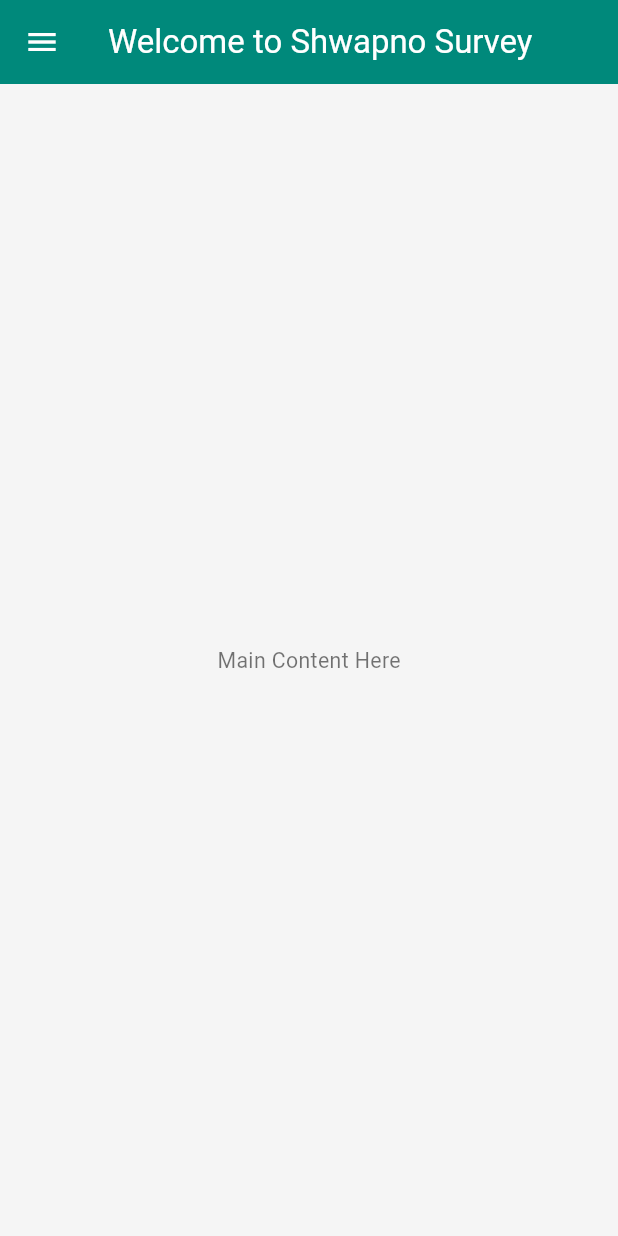
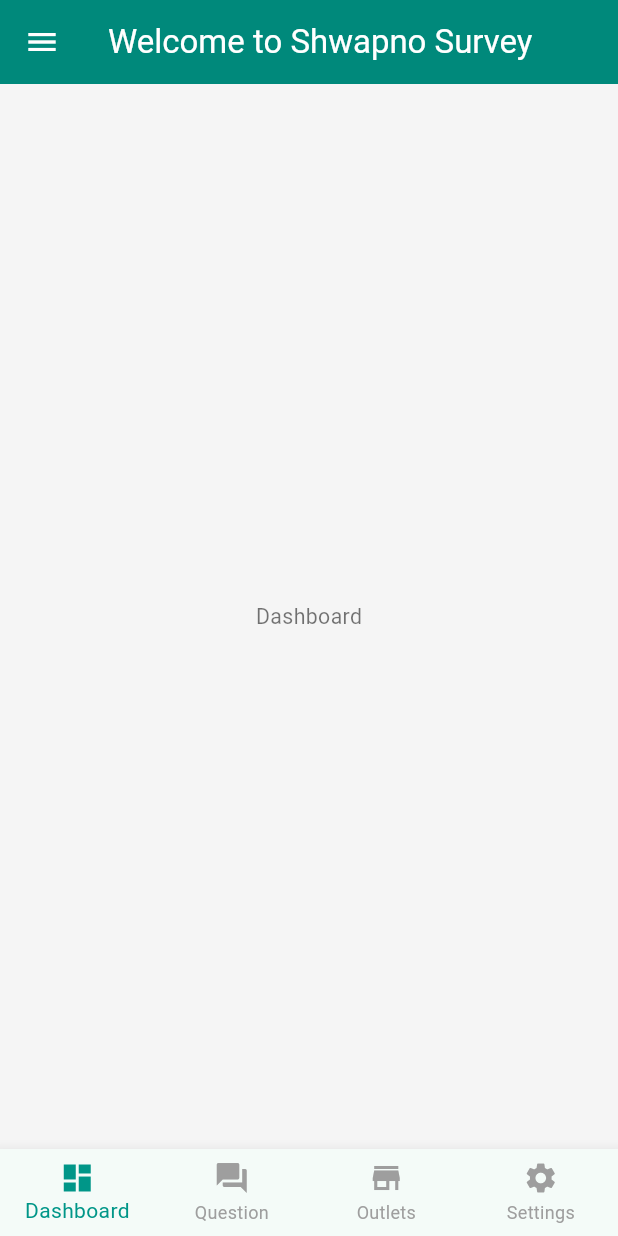
Before and after one commit to ShwapnoRetail/shwapno_survey, a Flutter app: the screen it shows after launch, on a phone screen of 412 x 824 dp. Run offline on Flutter 3.47's test engine with Material 3 defaults, Android fonts, the phone set to English and light mode, and no system bars; our stand-ins replace flutter_screenutil, flutter_svg, fluttertoast, pin_code_fields.

Commit message:
BottomNavigationDone

```diff
--- a/lib/Component/drawer.dart
+++ b/lib/Component/drawer.dart
@@ -1,7 +1,129 @@
+// import 'package:flutter/material.dart';
+
+// class DrawerWidget extends StatelessWidget {
+//   const DrawerWidget({super.key});
+
+//   @override
+//   Widget build(BuildContext context) {
+//     return Scaffold(
+//       drawer: Drawer(
+//         child: ListView(
+//           padding: EdgeInsets.zero,
+//           children: [
+//             DrawerHeader(
+//               decoration: BoxDecoration(
+//                 color:
+//                     Theme.of(context).primaryColor, // Optional background color
+//               ),
+//               child: Row(
+//                 children: [
+//                   CircleAvatar(
+//                     radius: 40,
+//                     backgroundImage: AssetImage('assets/images/shwapno.png'),
+//                   ),
+//                   const SizedBox(width: 16),
+//                   Column(
+//                     mainAxisAlignment: MainAxisAlignment.center,
+//                     crossAxisAlignment: CrossAxisAlignment.start,
+//                     children: [
+//                       Text(
+//                         "Abdul karim Baten",
+//                         style: TextStyle(
+//                           fontWeight: FontWeight.bold,
+//                           color: Colors.white,
+//                         ),
+//                       ),
+//                       // Text(
+//                       //   "ACI.data@net",
+//                       //   style: TextStyle(
+//                       //     fontSize: 12,
+//                       //     color: Colors.white,
+//                       //     overflow: TextOverflow.ellipsis,
+//                       //   ),
+//                       // ),
+//                       Text(
+//                         "01700700624",
+//                         style: TextStyle(fontSize: 13, color: Colors.white),
+//                       ),
+//                     ],
+//                   ),
+//                 ],
+//               ),
+//             ),
+//             ListTile(
+//               leading: Icon(Icons.dashboard, color: Colors.teal),
+//               title: Text(
+//                 'Dashboard',
+//                 style: TextStyle(fontWeight: FontWeight.w400),
+//               ),
+//             ),
+//             ListTile(
+//               leading: Icon(Icons.question_answer, color: Colors.teal),
+//               title: Text(
+//                 "Question",
+//                 style: TextStyle(fontWeight: FontWeight.w400),
+//               ),
+//             ),
+//             ListTile(
+//               leading: Icon(Icons.score, color: Colors.teal),
+//               title: Text(
+//                 "My Rank",
+//                 style: TextStyle(fontWeight: FontWeight.w400),
+//               ),
+//             ),
+//             ListTile(
+//               leading: Icon(Icons.shape_line, color: Colors.teal),
+//               title: Text(
+//                 "My Outlets",
+//                 style: TextStyle(fontWeight: FontWeight.w400),
+//               ),
+//             ),
+//             ListTile(
+//               leading: Icon(Icons.settings, color: Colors.teal),
+//               title: Text(
+//                 "Settings",
+//                 style: TextStyle(fontWeight: FontWeight.w400),
+//               ),
+//             ),
+//             SizedBox(height: 20),
+//             Divider(),
+//             ListTile(
+//               leading: Icon(Icons.logout, color: Colors.teal),
+//               title: Text(
+//                 "Logout",
+//                 style: TextStyle(fontWeight: FontWeight.w400),
+//               ),
+//             ),
+
+//             // Add more ListTiles as needed
+//           ],
+//         ),
+//       ),
+//       appBar: AppBar(title: const Text("Welcome to Shwapno Survey")),
+//       body: Center(child: Text('Main Content Here')),
+//     );
+//   }
+// }
+
 import 'package:flutter/material.dart';
 
-class DrawerWidget extends StatelessWidget {
+class DrawerWidget extends StatefulWidget {
   const DrawerWidget({super.key});
+
+  @override
+  State<DrawerWidget> createState() => _DrawerWidgetState();
+}
+
+class _DrawerWidgetState extends State<DrawerWidget> {
+  int _selectedIndex = 0;
+  final PageController _pageController = PageController();
+
+  void _onTapped(int index) {
+    setState(() {
+      _selectedIndex = index;
+    });
+    _pageController.jumpToPage(index);
+  }
 
   @override
   Widget build(BuildContext context) {
@@ -11,10 +133,7 @@ class DrawerWidget extends StatelessWidget {
           padding: EdgeInsets.zero,
           children: [
             DrawerHeader(
-              decoration: BoxDecoration(
-                color:
-                    Theme.of(context).primaryColor, // Optional background color
-              ),
+              decoration: BoxDecoration(color: Theme.of(context).primaryColor),
               child: Row(
                 children: [
                   CircleAvatar(
@@ -33,14 +152,6 @@ class DrawerWidget extends StatelessWidget {
                           color: Colors.white,
                         ),
                       ),
-                      // Text(
-                      //   "ACI.data@net",
-                      //   style: TextStyle(
-                      //     fontSize: 12,
-                      //     color: Colors.white,
-                      //     overflow: TextOverflow.ellipsis,
-                      //   ),
-                      // ),
                       Text(
                         "01700700624",
                         style: TextStyle(fontSize: 13, color: Colors.white),
@@ -52,55 +163,72 @@ class DrawerWidget extends StatelessWidget {
             ),
             ListTile(
               leading: Icon(Icons.dashboard, color: Colors.teal),
-              title: Text(
-                'Dashboard',
-                style: TextStyle(fontWeight: FontWeight.w400),
-              ),
+              title: Text('Dashboard'),
             ),
             ListTile(
               leading: Icon(Icons.question_answer, color: Colors.teal),
-              title: Text(
-                "Question",
-                style: TextStyle(fontWeight: FontWeight.w400),
-              ),
+              title: Text("Question"),
             ),
             ListTile(
               leading: Icon(Icons.score, color: Colors.teal),
-              title: Text(
-                "My Rank",
-                style: TextStyle(fontWeight: FontWeight.w400),
-              ),
+              title: Text("My Rank"),
             ),
             ListTile(
               leading: Icon(Icons.shape_line, color: Colors.teal),
-              title: Text(
-                "My Outlets",
-                style: TextStyle(fontWeight: FontWeight.w400),
-              ),
+              title: Text("My Outlets"),
             ),
             ListTile(
               leading: Icon(Icons.settings, color: Colors.teal),
-              title: Text(
-                "Settings",
-                style: TextStyle(fontWeight: FontWeight.w400),
-              ),
+              title: Text("Settings"),
             ),
             SizedBox(height: 20),
             Divider(),
             ListTile(
               leading: Icon(Icons.logout, color: Colors.teal),
-              title: Text(
-                "Logout",
-                style: TextStyle(fontWeight: FontWeight.w400),
-              ),
+              title: Text("Logout"),
             ),
-
-            // Add more ListTiles as needed
           ],
         ),
       ),
+
       appBar: AppBar(title: const Text("Welcome to Shwapno Survey")),
-      body: Center(child: Text('Main Content Here')),
+      body: PageView(
+        controller: _pageController,
+        onPageChanged: (index) {
+          setState(() {
+            _selectedIndex = index;
+          });
+        },
+        children: const [
+          Center(child: Text('Dashboard')),
+          Center(child: Text('Question ')),
+          Center(child: Text('My Rank ')),
+          Center(child: Text('My Outlets ')),
+          Center(child: Text('Settings ')),
+        ],
+      ),
+      bottomNavigationBar: BottomNavigationBar(
+        currentIndex: _selectedIndex,
+        onTap: _onTapped,
+        selectedItemColor: Colors.teal,
+        unselectedItemColor: Colors.grey,
+        type: BottomNavigationBarType.fixed,
+        items: const [
+          BottomNavigationBarItem(
+            icon: Icon(Icons.dashboard),
+            label: 'Dashboard',
+          ),
+          BottomNavigationBarItem(
+            icon: Icon(Icons.question_answer),
+            label: 'Question',
+          ),
+          BottomNavigationBarItem(icon: Icon(Icons.store), label: 'Outlets'),
+          BottomNavigationBarItem(
+            icon: Icon(Icons.settings),
+            label: 'Settings',
+          ),
+        ],
+      ),
     );
   }
 }
--- a/lib/main.dart
+++ b/lib/main.dart
@@ -1,5 +1,6 @@
 import 'package:flutter/material.dart';
 import 'package:flutter_screenutil/flutter_screenutil.dart';
+import 'package:shwapno_survey/Component/bottonmNav.dart';
 import 'package:shwapno_survey/Component/drawer.dart';
 
 void main() {
```
